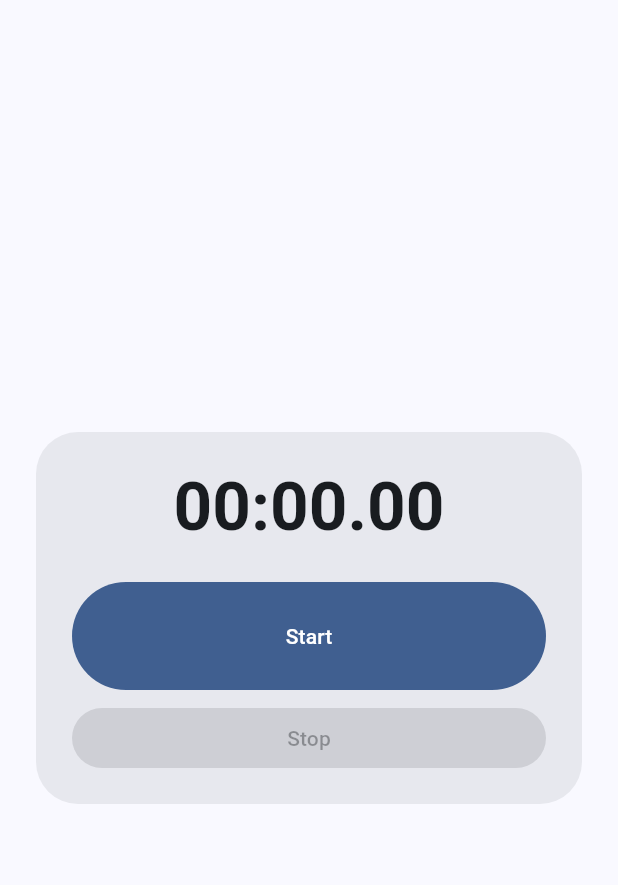
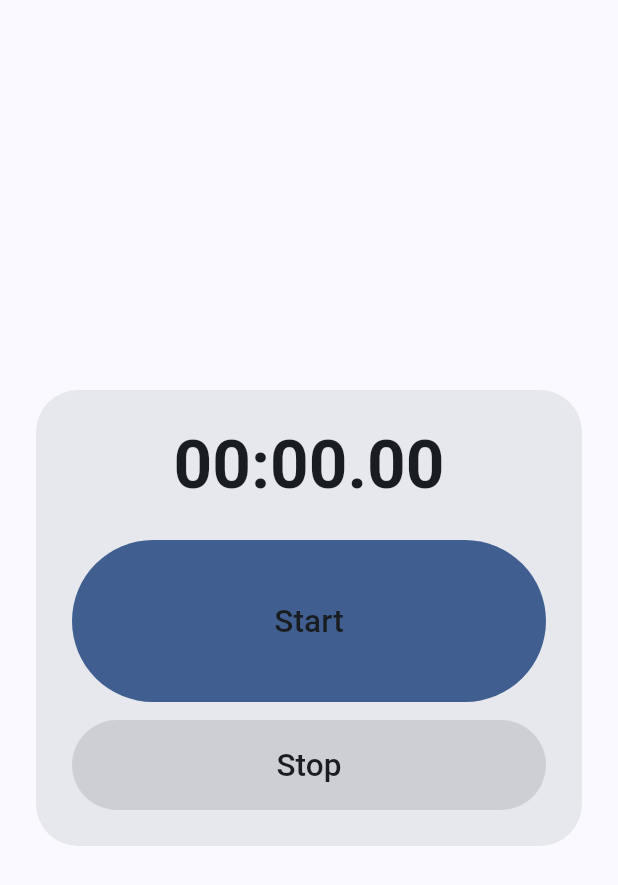
Before and after one commit to pvtvv/climber-app, a Flutter app: the TimerDialog widget shown alone on an empty page, opened directly, on a phone screen of 412 x 824 dp. Shown: the top 885 px of the screen. Run offline on Flutter 3.47's test engine with Material 3 defaults, Android fonts, the phone set to English and light mode, and no system bars; our stand-ins replace shared_preferences, web; accounts and stored records are empty.

Commit message:
Enlarge timer Start/Stop buttons for easier gym taps.

```diff
--- a/lib/widgets/timer_dialog.dart
+++ b/lib/widgets/timer_dialog.dart
@@ -85,19 +85,29 @@
             if (_phase != _TimerPhase.stopped) ...[
               SizedBox(
                 width: double.infinity,
-                height: startLarge ? 72 : 40,
+                height: startLarge ? 108 : 60,
                 child: FilledButton(
                   onPressed: _phase == _TimerPhase.idle ? _onStart : null,
-                  child: const Text('Start'),
+                  child: Text(
+                    'Start',
+                    style: Theme.of(context).textTheme.labelLarge?.copyWith(
+                          fontSize: 21,
+                        ),
+                  ),
                 ),
               ),
               const SizedBox(height: 12),
               SizedBox(
                 width: double.infinity,
-                height: stopLarge ? 72 : 40,
+                height: stopLarge ? 108 : 60,
                 child: FilledButton.tonal(
                   onPressed: _phase == _TimerPhase.running ? _onStop : null,
-                  child: const Text('Stop'),
+                  child: Text(
+                    'Stop',
+                    style: Theme.of(context).textTheme.labelLarge?.copyWith(
+                          fontSize: 21,
+                        ),
+                  ),
                 ),
               ),
             ] else ...[
```
Also changed, not shown: 1 other file.
